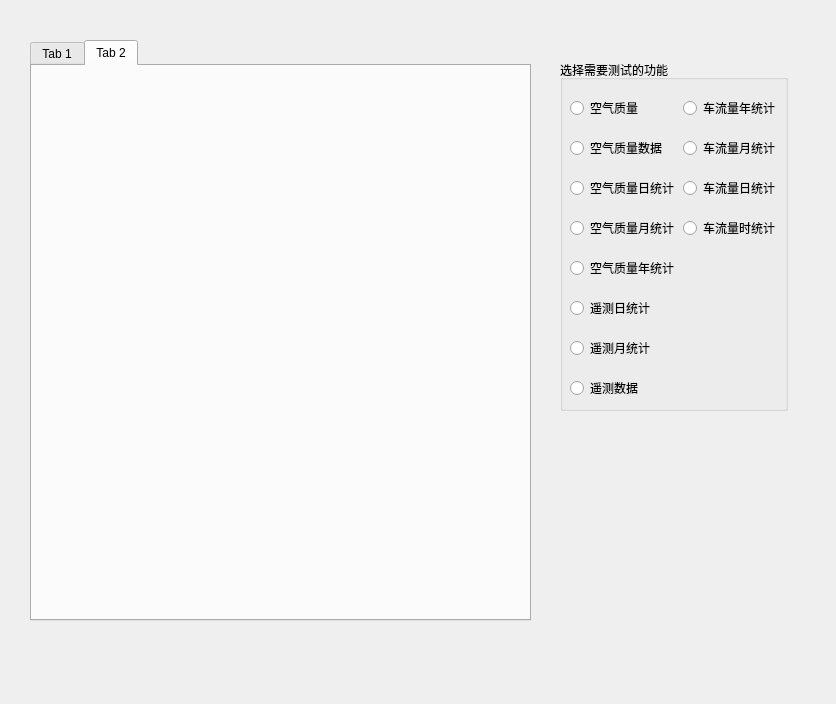
Above: farAwaySFE/mine/finalGift/ui/main.ui from bandy101/my_git_respository before the change. Below: the same form after it.
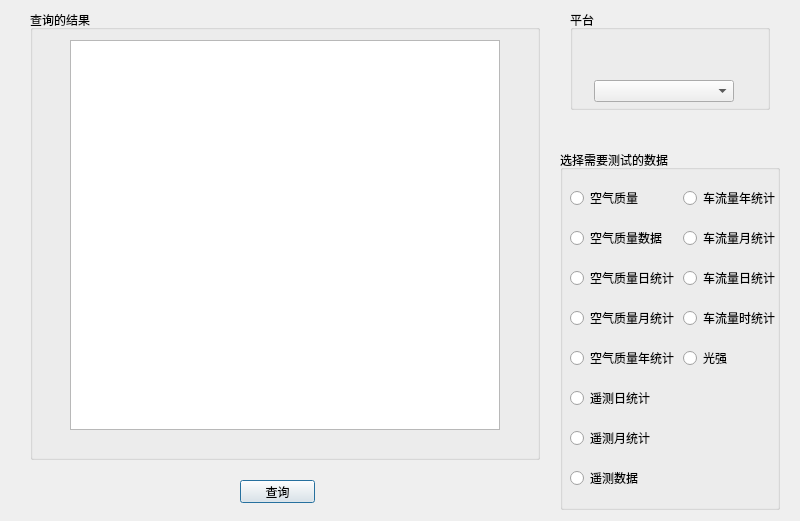
That is the form after the change.

The edit to the form file:
```diff
--- a/farAwaySFE/mine/finalGift/ui/main.ui
+++ b/farAwaySFE/mine/finalGift/ui/main.ui
@@ -6,47 +6,89 @@
    <rect>
     <x>0</x>
     <y>0</y>
-    <width>836</width>
-    <height>704</height>
+    <width>800</width>
+    <height>521</height>
    </rect>
   </property>
   <property name="windowTitle">
    <string>Form</string>
   </property>
-  <widget class="QTabWidget" name="tabWidget">
+  <widget class="QGroupBox" name="PlatgroupBox">
+   <property name="geometry">
+    <rect>
+     <x>570</x>
+     <y>10</y>
+     <width>200</width>
+     <height>100</height>
+    </rect>
+   </property>
+   <property name="title">
+    <string>平台</string>
+   </property>
+   <widget class="QComboBox" name="site">
+    <property name="geometry">
+     <rect>
+      <x>24</x>
+      <y>70</y>
+      <width>140</width>
+      <height>22</height>
+     </rect>
+    </property>
+    <property name="sizePolicy">
+     <sizepolicy hsizetype="Expanding" vsizetype="Expanding">
+      <horstretch>0</horstretch>
+      <verstretch>0</verstretch>
+     </sizepolicy>
+    </property>
+    <property name="contextMenuPolicy">
+     <enum>Qt::NoContextMenu</enum>
+    </property>
+    <property name="layoutDirection">
+     <enum>Qt::LeftToRight</enum>
+    </property>
+   </widget>
+  </widget>
+  <widget class="QGroupBox" name="searchResult">
    <property name="geometry">
     <rect>
      <x>30</x>
-     <y>40</y>
-     <width>501</width>
-     <height>581</height>
+     <y>10</y>
+     <width>510</width>
+     <height>450</height>
     </rect>
    </property>
-   <property name="currentIndex">
-    <number>1</number>
+   <property name="title">
+    <string>查询的结果</string>
    </property>
-   <widget class="QWidget" name="tab">
-    <attribute name="title">
-     <string>Tab 1</string>
-    </attribute>
-   </widget>
-   <widget class="QWidget" name="tab_2">
-    <attribute name="title">
-     <string>Tab 2</string>
-    </attribute>
+   <widget class="QTextEdit" name="resultText">
+    <property name="geometry">
+     <rect>
+      <x>40</x>
+      <y>30</y>
+      <width>430</width>
+      <height>390</height>
+     </rect>
+    </property>
+    <property name="html">
+     <string>&lt;!DOCTYPE HTML PUBLIC &quot;-//W3C//DTD HTML 4.0//EN&quot; &quot;http://www.w3.org/TR/REC-html40/strict.dtd&quot;&gt;
+&lt;html&gt;&lt;head&gt;&lt;meta name=&quot;qrichtext&quot; content=&quot;1&quot; /&gt;&lt;style type=&quot;text/css&quot;&gt;
+p, li { white-space: pre-wrap; }
+&lt;/style&gt;&lt;/head&gt;&lt;body style=&quot; font-family:'SimSun'; font-size:9pt; font-weight:400; font-style:normal;&quot;&gt;
+&lt;p align=&quot;center&quot; style=&quot;-qt-paragraph-type:empty; margin-top:0px; margin-bottom:0px; margin-left:0px; margin-right:0px; -qt-block-indent:0; text-indent:0px;&quot;&gt;&lt;br /&gt;&lt;/p&gt;&lt;/body&gt;&lt;/html&gt;</string>
+    </property>
    </widget>
   </widget>
   <widget class="QGroupBox" name="select_need_test">
    <property name="geometry">
     <rect>
      <x>560</x>
-     <y>60</y>
-     <width>228</width>
-     <height>351</height>
+     <y>150</y>
+     <width>220</width>
+     <height>360</height>
     </rect>
    </property>
    <property name="title">
-    <string>选择需要测试的功能</string>
+    <string>选择需要测试的数据</string>
    </property>
    <widget class="QRadioButton" name="air_quality_day">
     <property name="geometry">
@@ -204,6 +246,38 @@
      <string>车流量年统计</string>
     </property>
    </widget>
+   <widget class="QRadioButton" name="radioButton">
+    <property name="geometry">
+     <rect>
+      <x>123</x>
+      <y>200</y>
+      <width>89</width>
+      <height>16</height>
+     </rect>
+    </property>
+    <property name="text">
+     <string>光强</string>
+    </property>
+   </widget>
+  </widget>
+  <widget class="QPushButton" name="pushButton">
+   <property name="geometry">
+    <rect>
+     <x>240</x>
+     <y>480</y>
+     <width>75</width>
+     <height>23</height>
+    </rect>
+   </property>
+   <property name="text">
+    <string>查询</string>
+   </property>
+   <property name="default">
+    <bool>true</bool>
+   </property>
+   <property name="flat">
+    <bool>false</bool>
+   </property>
   </widget>
  </widget>
  <resources/>
```
Left out of the diff: 24 changed lines with no effect on the pictures.
